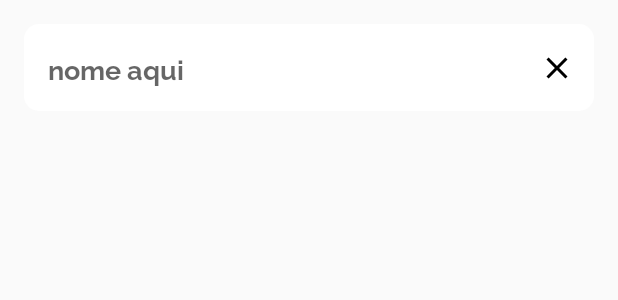
After one commit to pedrowerkhaizer/VerdadeOuDesafio, an Android app: the layout item_friend_name.xml on its own in the app's theme, with its tools: preview values and no code run, on a phone screen of 412 x 824 dp. The commit adds this screen. Shown: the top 300 px of the screen. Run offline under Robolectric (Android 15) with nearby library versions, the phone set to English and light mode, and no system bars; Roboto replaces fonts that are not available here.

Commit message:
front-end update

```diff
--- a/app/src/main/java/com/example/verdadeoudesafionojeitinhobrasileiro/FriendsNameActivity.java
+++ b/app/src/main/java/com/example/verdadeoudesafionojeitinhobrasileiro/FriendsNameActivity.java
@@ -1,7 +1,6 @@
 package com.example.verdadeoudesafionojeitinhobrasileiro;
 
 import androidx.appcompat.app.AppCompatActivity;
-
 import android.content.Context;
 import android.content.Intent;
 import android.os.Build;
@@ -10,13 +9,18 @@ import android.os.VibrationEffect;
 import android.os.Vibrator;
 import android.view.View;
 import android.widget.Button;
+import android.widget.EditText;
 import android.widget.ImageButton;
-import android.widget.Toast;
+import android.widget.ListView;
 
 public class FriendsNameActivity extends AppCompatActivity {
 
     Button btnAddPlayer;
     ImageButton btnBack, btnNext;
+
+    private EditText txtFriendName;
+    private ListView listFriendName;
+
 
     @Override
     protected void onCreate(Bundle savedInstanceState) {
@@ -27,12 +31,15 @@ public class FriendsNameActivity extends AppCompatActivity {
         btnBack = findViewById(R.id.btnFriendsBack);
         btnNext = findViewById(R.id.btnFriendsDone);
 
+        txtFriendName = findViewById(R.id.txtFriendName);
+        listFriendName = findViewById(R.id.lvFriendName);
+
 
         btnAddPlayer.setOnClickListener(new View.OnClickListener() {
             @Override
             public void onClick(View v) {
                 vibrar();
-                Toast.makeText(FriendsNameActivity.this, "Add player", Toast.LENGTH_SHORT).show();
+                //programar essa porra de lista
             }
         });
 
@@ -54,6 +61,7 @@ public class FriendsNameActivity extends AppCompatActivity {
         });
 
     }
+
     private void vibrar() {
         Vibrator v = (Vibrator) FriendsNameActivity.this.getSystemService(Context.VIBRATOR_SERVICE);
 // Vibrate for 30 milliseconds
--- a/app/src/main/res/layout/activity_friends_name.xml
+++ b/app/src/main/res/layout/activity_friends_name.xml
@@ -64,7 +64,7 @@
                 android:orientation="horizontal">
 
                 <EditText
-                    android:id="@+id/nome_1"
+                    android:id="@+id/txtFriendName"
                     android:layout_width="match_parent"
                     android:layout_height="wrap_content"
                     android:background="@android:color/transparent"
@@ -87,6 +87,12 @@
                     android:padding="16dp"/>
 
             </LinearLayout>
+
+            <ListView
+                android:id="@+id/lvFriendName"
+                android:layout_width="match_parent"
+                android:layout_height="wrap_content"
+                />
 
                 <Button
                     android:id="@+id/btnAddPlayer"
--- /dev/null
+++ b/app/src/main/res/layout/item_friend_name.xml
@@ -0,0 +1,32 @@
+<?xml version="1.0" encoding="utf-8"?>
+<LinearLayout xmlns:android="http://schemas.android.com/apk/res/android"
+    android:layout_width="match_parent"
+    android:layout_height="wrap_content"
+    android:layout_margin="16dp"
+    android:background="@drawable/rounded_background"
+    android:orientation="horizontal">
+
+    <EditText
+        android:id="@+id/nome_item"
+        android:layout_width="match_parent"
+        android:layout_height="wrap_content"
+        android:layout_marginStart="16dp"
+        android:layout_marginTop="16dp"
+        android:layout_marginEnd="8dp"
+        android:layout_marginBottom="16dp"
+        android:layout_weight="1"
+        android:background="@android:color/transparent"
+        android:elevation="3dp"
+        android:fontFamily="@font/raleway_bold"
+        android:hint="@string/nome_aqui"
+        android:textSize="18sp" />
+
+    <ImageButton
+        android:layout_width="wrap_content"
+        android:layout_height="match_parent"
+        android:layout_weight="0.1"
+        android:background="?android:attr/selectableItemBackground"
+        android:padding="16dp"
+        android:src="@drawable/ic_clear_black_24dp" />
+
+</LinearLayout>
```
